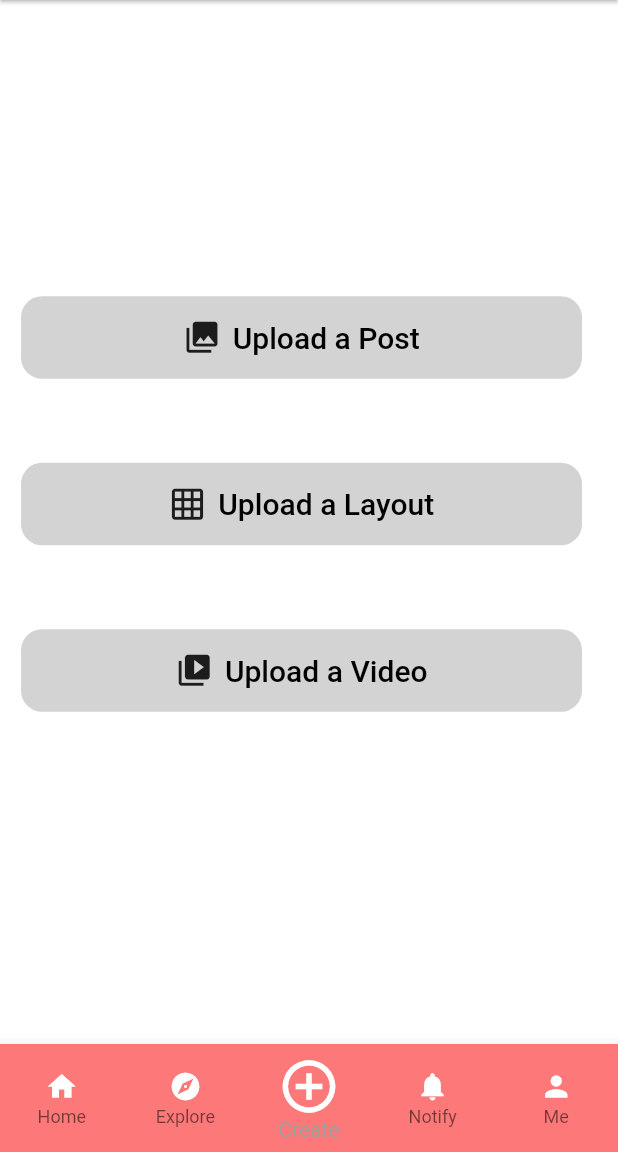
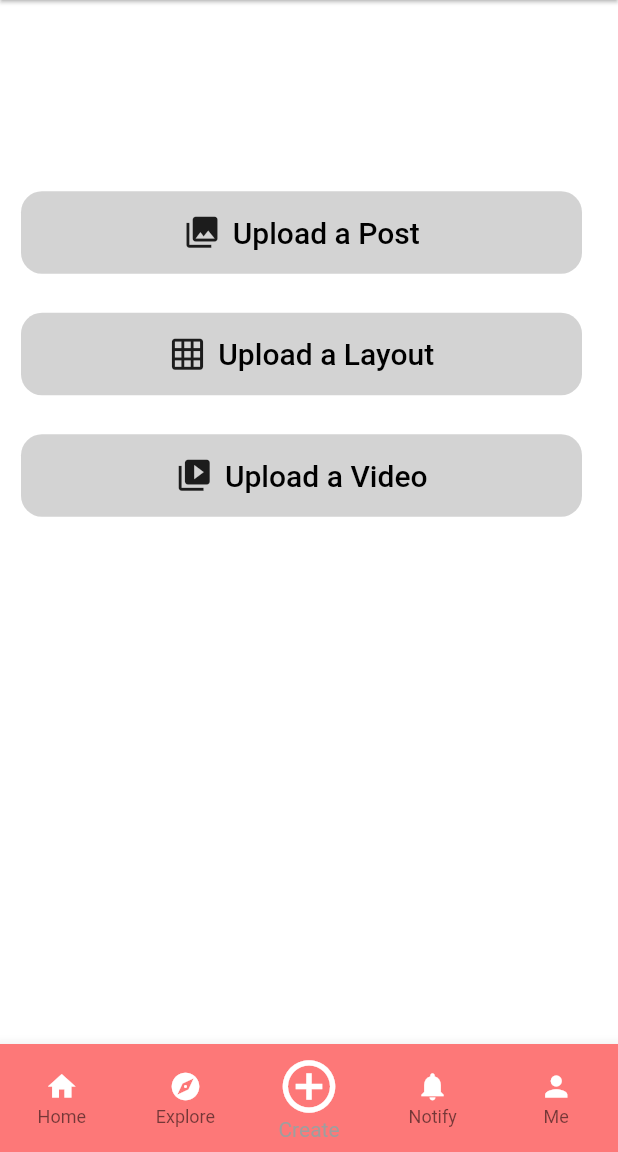
Before and after one commit to akshaydhone/meme_maker_android_appupdate, a Flutter app: the screen it shows after launch, item 3 of the bottom bar chosen, on a phone screen of 412 x 824 dp, the part 84-1236 px from its top. Run offline on Flutter 3.47's test engine with Material 2 defaults, Android fonts, the phone set to English and light mode, and no system bars; our stand-ins replace carousel_slider, firebase_auth, google_sign_in, outline_material_icons, timeago; accounts and stored records are empty.

Commit message:
updated with new functions and camera

```diff
--- a/lib/categories.dart
+++ b/lib/categories.dart
@@ -49,9 +49,12 @@ class _CategoriesState extends State<CategoriesPage> {
     );
 
     final loginButton = Padding(
-      padding: EdgeInsets.symmetric(vertical: 16.0),
+      padding: EdgeInsets.symmetric(vertical: 1.0),
 
-      child:  FlatButton.icon(
+
+      child:
+
+      FlatButton.icon(
         shape: RoundedRectangleBorder(
           borderRadius: BorderRadius.circular(14),
         ),
@@ -59,6 +62,7 @@ class _CategoriesState extends State<CategoriesPage> {
         icon: Icon(Icons.photo_library,size: 25,), //`Icon` to display
         label: Text('Upload a Post', style: TextStyle(color: Colors.black,fontSize: 20),), //`Text` to display
         padding: EdgeInsets.all(15),
+
         onPressed: () {
           //Code to execute when Floating Action Button is clicked
           Navigator.of(context)
@@ -70,7 +74,7 @@ class _CategoriesState extends State<CategoriesPage> {
     );
 
     final layout = Padding(
-      padding: EdgeInsets.symmetric(vertical: 16.0),
+      padding: EdgeInsets.symmetric(vertical: 1.0),
       child: FlatButton.icon(
         shape: RoundedRectangleBorder(
           borderRadius: BorderRadius.circular(14),
@@ -90,7 +94,7 @@ class _CategoriesState extends State<CategoriesPage> {
 
 
     final video = Padding(
-      padding: EdgeInsets.symmetric(vertical: 16.0),
+      padding: EdgeInsets.symmetric(vertical: 1.0),
       child: FlatButton.icon(
         shape: RoundedRectangleBorder(
           borderRadius: BorderRadius.circular(14),
@@ -120,7 +124,8 @@ class _CategoriesState extends State<CategoriesPage> {
       body: Center(
         child: ListView(
           shrinkWrap: true,
-          padding: EdgeInsets.only(left: 14.0, right: 24.0),
+          padding: EdgeInsets.only(left: 14.0, right: 24.0,top: 0,bottom: 200),
+
           children: <Widget>[
             //logo,
             //SizedBox(height: 48.0),
@@ -129,7 +134,7 @@ class _CategoriesState extends State<CategoriesPage> {
            // password,
             //SizedBox(height: 24.0),
             loginButton,
-            SizedBox(height: 24.0),
+            SizedBox(height: 24.0,),
             layout,
             SizedBox(height: 24.0),
             video,
```
